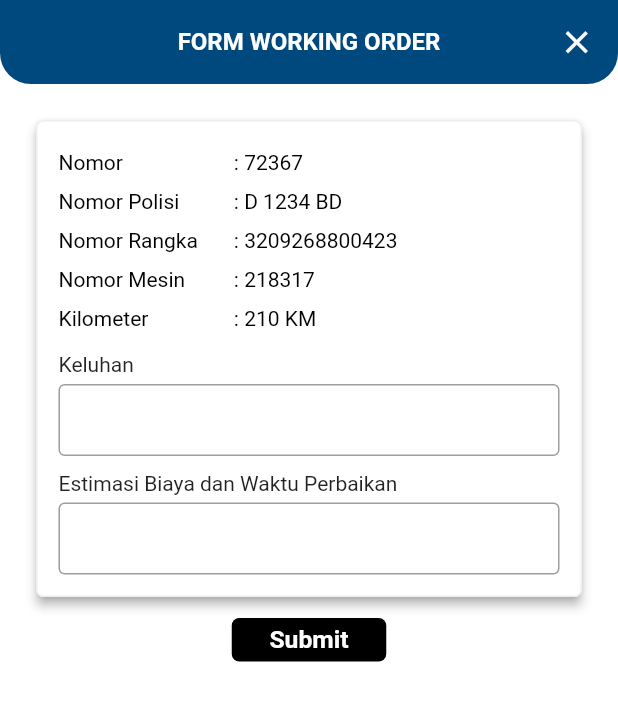
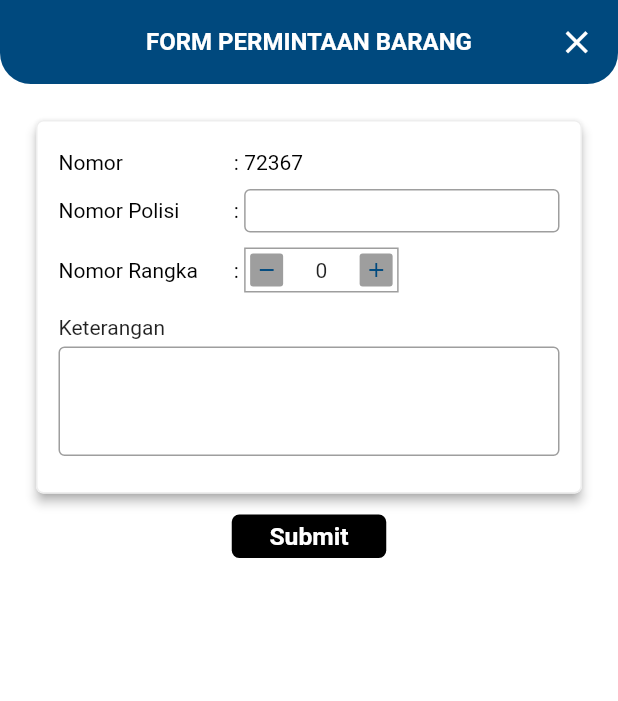
Before and after one commit to uzixCode/par-mobile, a Flutter app: the ApprovalPTCDetailPage screen opened directly, after a tap on "Perlengkapan", on a phone screen of 412 x 824 dp. Shown: the top 701 px of the screen. Run offline on Flutter 3.47's test engine with Material 2 defaults, Android fonts, the phone set to English and light mode, and no system bars; our stand-ins replace dio, flutter_rating_bar, fluttertoast, get, percent_indicator.

Commit message:
added form item request & form working order

```diff
--- /dev/null
+++ b/lib/controllers/suo/form_item_request/form_item_request_controller.dart
@@ -0,0 +1,18 @@
+import 'package:get/get_state_manager/get_state_manager.dart';
+
+import 'package:get/get.dart';
+
+class FormItemRequestController extends GetxController {
+  var totalItem = 0.obs;
+
+  sumItem() => totalItem++;
+  subtractItem() {
+    if (totalItem > 0) totalItem--;
+  }
+
+  @override
+  void onInit() {
+    // TODO: implement onInit
+    super.onInit();
+  }
+}
--- a/lib/views/suo/approval_ptc_detail/components/body.dart
+++ b/lib/views/suo/approval_ptc_detail/components/body.dart
@@ -1,6 +1,7 @@
 import 'package:flutter/material.dart';
 import 'package:get/get.dart';
 import 'package:par_mobile/constants/all_color.dart';
+import 'package:par_mobile/views/suo/form_item_request/form_item_request_page.dart';
 import 'package:par_mobile/views/suo/form_service_ptc/form_service_ptc_page.dart';
 import 'package:par_mobile/views/suo/form_wo_ptc/form_wo_page.dart';
 import 'package:par_mobile/widgets/rectangle_button.dart';
@@ -175,7 +176,7 @@ class Body extends StatelessWidget {
                   width: Get.width * 0.35,
                   child: RectangleButton(
                     onTap: () {
-                      Get.to(FormWorkingOrderPage());
+                      Get.to(FormItemRequestPage());
                     },
                     color: allColor.orange,
                     alignment: Alignment.center,
--- /dev/null
+++ b/lib/views/suo/form_item_request/components/body.dart
@@ -0,0 +1,166 @@
+import 'package:flutter/material.dart';
+import 'package:get/get.dart';
+import 'package:par_mobile/controllers/suo/form_item_request/form_item_request_controller.dart';
+
+import '../../../../constants/all_color.dart';
+import '../../../../widgets/rectangle_button.dart';
+
+class Body extends StatelessWidget {
+  const Body({Key? key}) : super(key: key);
+
+  @override
+  Widget build(BuildContext context) {
+    FormItemRequestController con = FormItemRequestController();
+    return SafeArea(
+      child: Padding(
+        padding: const EdgeInsets.all(20),
+        child: SingleChildScrollView(
+            child: Column(
+          children: [
+            Card(
+              shape: RoundedRectangleBorder(
+                side: BorderSide(color: Colors.grey.shade200, width: 1),
+                borderRadius: BorderRadius.circular(5),
+              ),
+              shadowColor: Colors.grey,
+              elevation: 3.0,
+              child: Padding(
+                padding: const EdgeInsets.all(15.0),
+                child: Column(
+                  crossAxisAlignment: CrossAxisAlignment.start,
+                  children: [
+                    Table(
+                      defaultVerticalAlignment:
+                          TableCellVerticalAlignment.middle,
+                      columnWidths: const {1: FractionColumnWidth(0.65)},
+                      children: [
+                        _tableRowContent("Nomor", "72367",
+                            isCustomWidget: false),
+                        _tableRowContent("Nomor Polisi", "",
+                            isCustomWidget: true,
+                            widgetCustom: TextFormField(
+                              decoration: const InputDecoration(
+                                  contentPadding: EdgeInsets.all(5),
+                                  isDense: true),
+                            )),
+                        _tableRowContent("Nomor Rangka", "",
+                            isCustomWidget: true,
+                            widgetCustom: Obx(() => Container(
+                              width: Get.width * 0.25,
+                                decoration: BoxDecoration(border: Border.all(color: Colors.grey)),
+                                child: Padding(
+                                  padding: const EdgeInsets.all(3.0),
+                                  child: Row(
+                                    mainAxisAlignment:
+                                        MainAxisAlignment.spaceBetween,
+                                    children: [
+                                      Container(
+                                        decoration: BoxDecoration(
+                                            color: Colors.grey,
+                                            borderRadius: BorderRadius.circular(2)),
+                                        padding: const EdgeInsets.all(3),
+                                        child: InkWell(
+                                          onTap: () => con.subtractItem(),
+                                          child: Icon(
+                                            Icons.remove,
+                                            color: allColor.primary,
+                                            size: 16,
+                                          ),
+                                        ),
+                                      ),
+                                      Text(con.totalItem.toString()),
+                                      Container(
+                                        decoration: BoxDecoration(
+                                            color: Colors.grey,
+                                            borderRadius: BorderRadius.circular(2)),
+                                        padding: const EdgeInsets.all(3),
+                                        child: InkWell(
+                                          onTap: () => con.sumItem(),
+                                          child: Icon(
+                                            Icons.add,
+                                            color: allColor.primary,
+                                            size: 16,
+                                          ),
+                                        ),
+                                      ),
+                                    ],
+                                  ),
+                                ),
+                              ),
+                            )),
+                      ],
+                    ),
+                    const SizedBox(
+                      height: 10,
+                    ),
+                    const Text("Keterangan"),
+                    const SizedBox(
+                      height: 5,
+                    ),
+                    TextFormField(
+                      maxLines: 3,
+                    ),
+                    const SizedBox(
+                      height: 10,
+                    ),
+                  ],
+                ),
+              ),
+            ),
+            const SizedBox(
+              height: 10,
+            ),
+            SizedBox(
+              width: Get.width * 0.25,
+              child: RectangleButton(
+                onTap: () {},
+                color: Colors.black,
+                alignment: Alignment.center,
+                child: Text(
+                  "Submit",
+                  style: TextStyle(
+                      fontSize: Get.width * 0.04,
+                      color: Colors.white,
+                      fontWeight: FontWeight.bold),
+                ),
+              ),
+            ),
+          ],
+        )),
+      ),
+    );
+  }
+
+  TableRow _tableRowContent(String label, String value,
+      {required bool isCustomWidget, Widget? widgetCustom}) {
+    return TableRow(
+      children: [
+        Padding(
+          padding: const EdgeInsets.symmetric(vertical: 5),
+          child: Text(
+            label,
+            style: const TextStyle(color: Colors.black),
+          ),
+        ),
+        Padding(
+          padding: const EdgeInsets.symmetric(vertical: 5),
+          child: (isCustomWidget)
+              ? Row(
+                  crossAxisAlignment: CrossAxisAlignment.center,
+                  children: [
+                    const Text(
+                      ": ",
+                      style: TextStyle(color: Colors.black),
+                    ),
+                    Flexible(child: widgetCustom!),
+                  ],
+                )
+              : Text(
+                  ": $value",
+                  style: const TextStyle(color: Colors.black),
+                ),
+        ),
+      ],
+    );
+  }
+}
--- /dev/null
+++ b/lib/views/suo/form_item_request/form_item_request_page.dart
@@ -0,0 +1,47 @@
+import 'package:flutter/material.dart';
+import 'package:get/get.dart';
+import 'package:par_mobile/views/suo/form_item_request/components/body.dart';
+
+import '../../../constants/all_color.dart';
+
+class FormItemRequestPage extends StatelessWidget {
+  const FormItemRequestPage({Key? key}) : super(key: key);
+
+  @override
+  Widget build(BuildContext context) {
+    return Scaffold(
+      appBar: AppBar(
+        automaticallyImplyLeading: false,
+        elevation: 0,
+        title: const Text(
+          "FORM PERMINTAAN BARANG",
+          style: TextStyle(
+              color: Colors.white, fontSize: 16, fontWeight: FontWeight.bold),
+        ),
+        actions: [
+          Padding(
+            padding: const EdgeInsets.only(right: 15),
+            child: InkWell(
+              onTap: () {
+                Get.back();
+              },
+              child: const Icon(
+                Icons.close,
+                color: Colors.white,
+                size: 25,
+              ),
+            ),
+          )
+        ],
+        centerTitle: true,
+        shape: RoundedRectangleBorder(
+          borderRadius: BorderRadius.vertical(
+            bottom: Radius.circular(Get.width * 0.05),
+          ),
+        ),
+        backgroundColor: allColor.primary,
+      ),
+      body: Body(),
+    );
+  }
+}
--- a/lib/views/suo/form_wo_ptc/components/body.dart
+++ b/lib/views/suo/form_wo_ptc/components/body.dart
@@ -27,6 +27,7 @@ class Body extends StatelessWidget {
                   crossAxisAlignment: CrossAxisAlignment.start,
                   children: [
                     Table(
+                      defaultVerticalAlignment: TableCellVerticalAlignment.top,
                       columnWidths: const {1: FractionColumnWidth(0.65)},
                       children: [
                         _tableRowContent("Nomor", "72367"),
```
